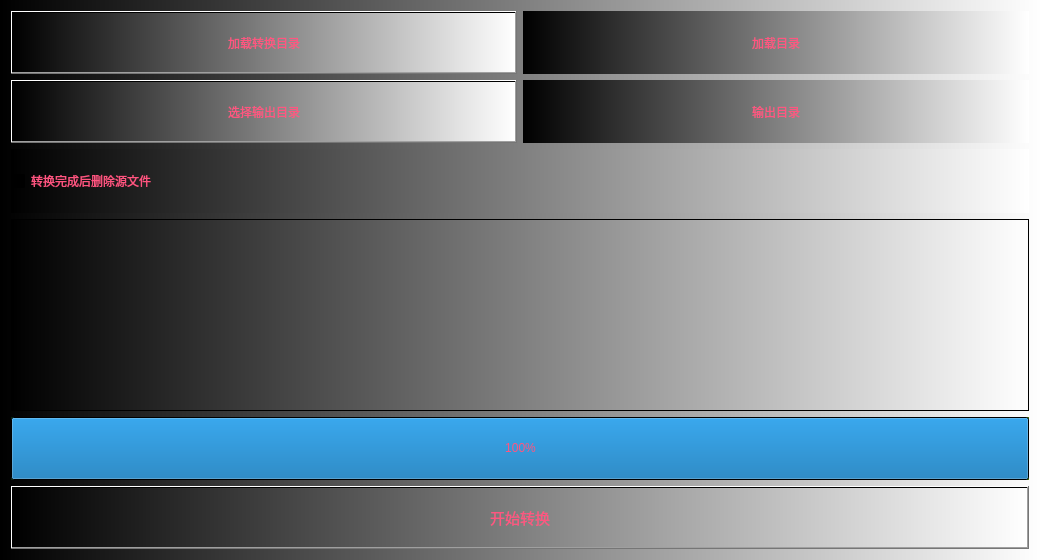
The window that videoconvert.ui (MyQt/UITest) describes before a commit, drawn with Qt 5.
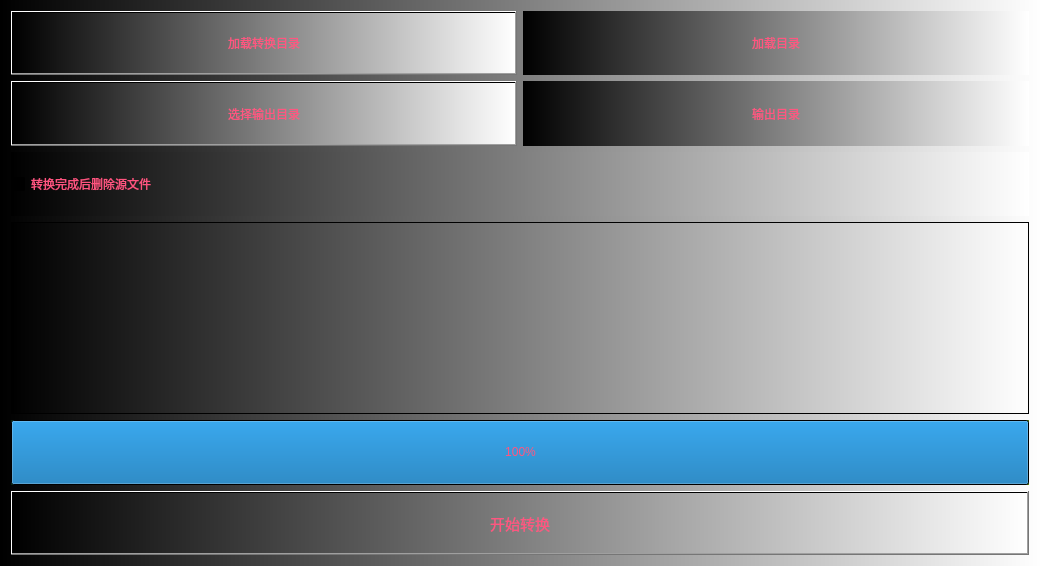
The same window after the commit.

Commit message:
布局修改
修改DOCK栏和右侧布局

The edit to the form file:
```diff
--- a/videoconvert.ui
+++ b/videoconvert.ui
@@ -7,7 +7,7 @@
     <x>0</x>
     <y>0</y>
     <width>1040</width>
-    <height>560</height>
+    <height>566</height>
    </rect>
   </property>
   <property name="windowTitle">
```
The commit also changes 6 other files.
